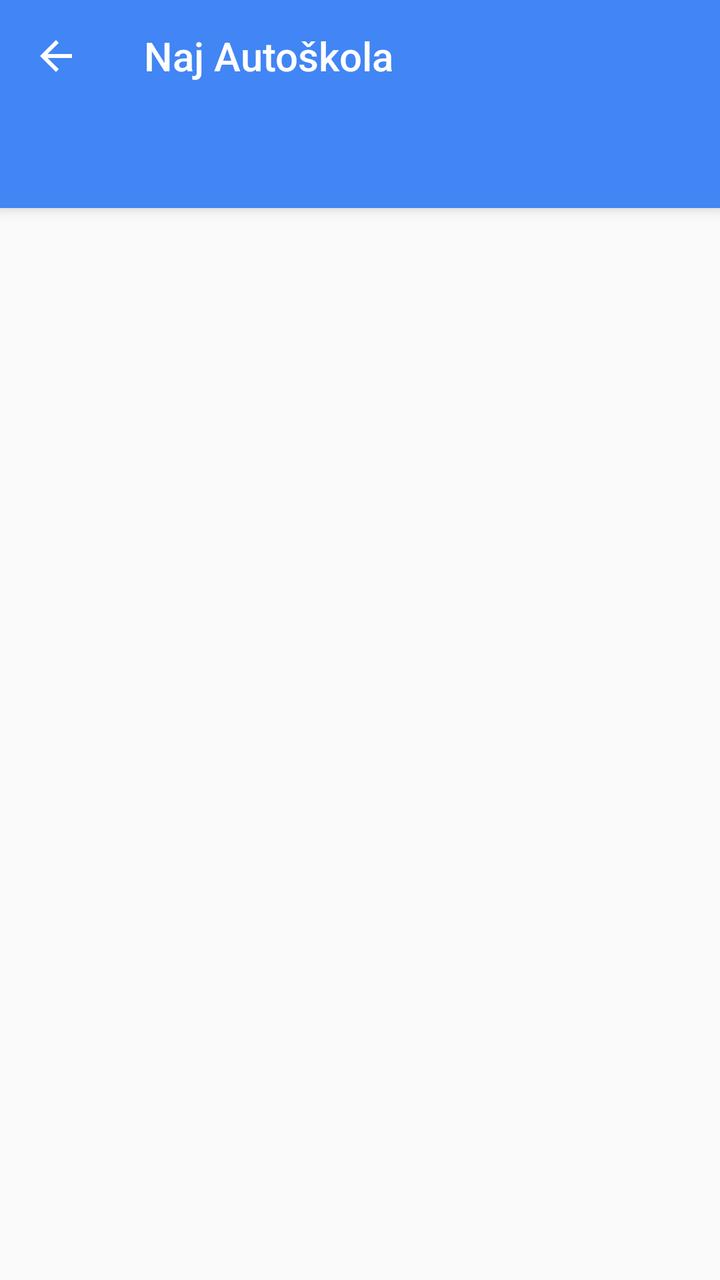
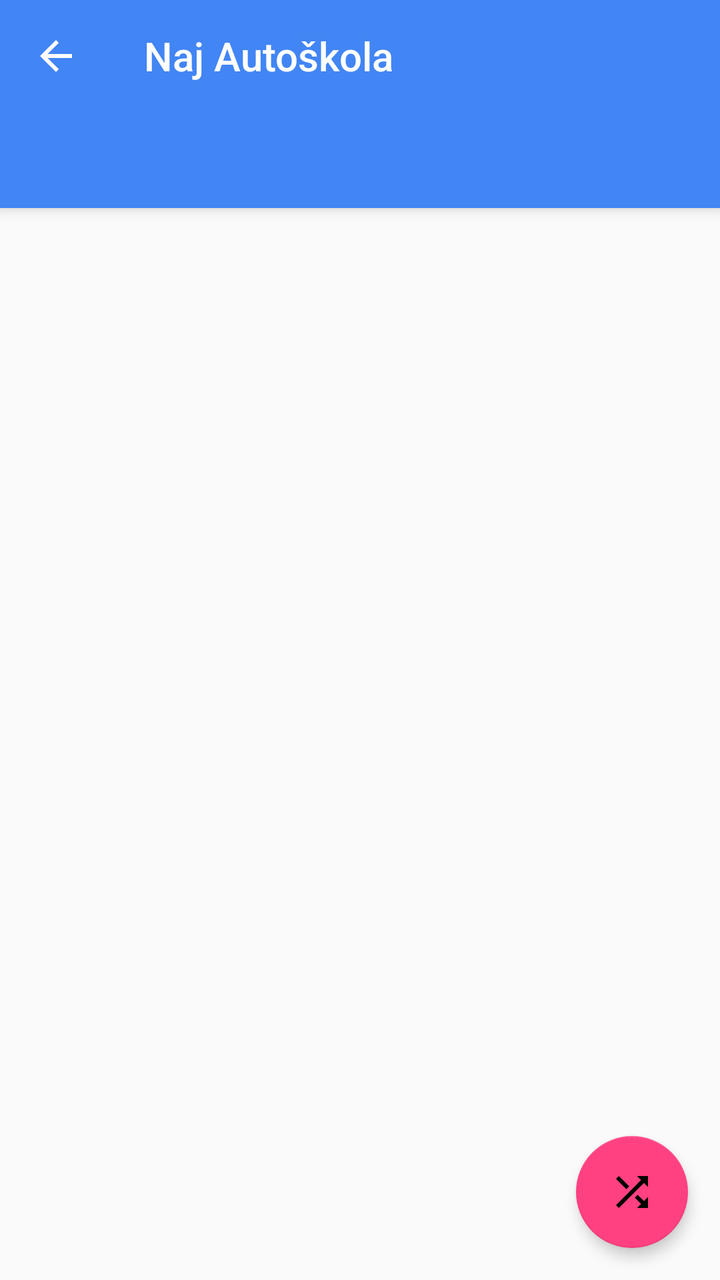

An Android layout rendered at two revisions. The XML below is the earlier revision; the diff shows what the commit changed to produce the second picture.
<!-- AndroidManifest.xml: application theme MyTheme.Light -->
<!-- res/layout/app_bar_main.xml -->
<?xml version="1.0" encoding="utf-8"?>
<android.support.design.widget.CoordinatorLayout
    xmlns:android="http://schemas.android.com/apk/res/android"
    xmlns:app="http://schemas.android.com/apk/res-auto"
    xmlns:tools="http://schemas.android.com/tools"
    android:layout_width="match_parent"
    android:layout_height="match_parent"
    android:fitsSystemWindows="true"
    tools:context=".MainActivity">

    <android.support.design.widget.AppBarLayout
        android:layout_width="match_parent"
        android:layout_height="wrap_content"
        android:elevation="6dp"
        android:theme="@style/MyTheme.AppBarOverlay">

        <android.support.v7.widget.Toolbar
            android:id="@+id/toolbar"
            android:layout_width="match_parent"
            android:layout_height="?attr/actionBarSize"
            android:background="?attr/colorPrimary"
            app:layout_scrollFlags="scroll|enterAlways"
            app:navigationContentDescription="@string/abc_action_bar_up_description"
            app:navigationIcon="?attr/homeAsUpIndicator"
            app:title="@string/app_name"
            app:popupTheme="@style/MyTheme.PopupOverlay"/>

        <android.support.design.widget.TabLayout
            android:id="@+id/tab_layout"
            android:layout_width="match_parent"
            android:layout_height="wrap_content"
            android:layout_below="@id/toolbar"
            android:background="?attr/colorPrimary"
            android:minHeight="?attr/actionBarSize"
            android:theme="@style/ThemeOverlay.AppCompat.Dark.ActionBar"
            app:tabIndicatorColor="?attr/colorTabIndicator"/>

    </android.support.design.widget.AppBarLayout>

    <android.support.v4.view.ViewPager
        android:id="@+id/pager"
        android:layout_width="match_parent"
        android:layout_height="wrap_content"
        android:layout_below="@id/tab_layout"
        app:layout_behavior="@string/appbar_scrolling_view_behavior"/>

</android.support.design.widget.CoordinatorLayout>
<!-- resources referenced by this layout -->
<resources>
  <string name="app_name">Naj Autoškola</string>
  <style name="MyTheme.AppBarOverlay" parent="ThemeOverlay.AppCompat.Dark.ActionBar" />
  <style name="MyTheme.PopupOverlay" parent="ThemeOverlay.AppCompat.Light" />
  <style name="MyTheme.Light" parent="@style/Theme.AppCompat.Light.NoActionBar">
          
          
          <item name="colorPrimary">@color/colorPrimary</item>
          <item name="colorPrimaryDark">@color/colorPrimaryDark</item>
          <item name="colorSecondary">@color/colorSecondary</item>
          <item name="colorSecondaryDark">@color/colorSecondaryDark</item>
          <item name="colorTextTitle">@color/colorTextTitle</item>
          
          <item name="colorFlatButtons">@color/colorFlatButtons</item>
          <item name="colorTabIndicator">@color/colorTabIndicator</item>
          <item name="colorCardBackground">@color/colorCardBackground</item>
          <item name="colorNavigationDrawerBackground">@color/colorNavigationDrawerBackground</item>
      </style>
  <color name="colorPrimary" type="color">#4285F4</color>
  <color name="colorPrimaryDark" type="color">#3367D6</color>
  <color name="colorSecondary" type="color">@color/deep_teal_300</color>
  <color name="colorSecondaryDark" type="color">@color/deep_teal_500</color>
  <color name="colorTextTitle" type="color">#FFEE58</color>
  <color name="colorFlatButtons" type="color">@color/pink_A200</color>
  <color name="colorTabIndicator" type="color">#FFF</color>
  <color name="colorCardBackground" type="color">#FFF</color>
  <color name="colorNavigationDrawerBackground" type="color">#FAFAFA</color>
  <color name="deep_teal_300" type="color">#4DB6AC</color>
  <color name="deep_teal_500" type="color">#009688</color>
  <color name="pink_A200" type="color">#FF4081</color>
</resources>

<!-- the commit's change to res/layout/app_bar_main.xml (unified diff, before → after) -->
@@ -44,4 +44,14 @@
         android:layout_below="@id/tab_layout"
         app:layout_behavior="@string/appbar_scrolling_view_behavior"/>
 
+    <android.support.design.widget.FloatingActionButton
+        android:id="@+id/floating_action_button"
+        android:layout_width="wrap_content"
+        android:layout_height="wrap_content"
+        android:layout_gravity="bottom|end"
+        android:layout_margin="@dimen/fab_margin"
+        android:src="@drawable/ic_shuffle_black_24dp"
+        app:backgroundTint="?attr/colorFlatButtons"
+        app:elevation="4dp"/>
+
 </android.support.design.widget.CoordinatorLayout>
<!-- resource entries referenced after the edit -->
@@ -1,5 +1,7 @@
 <!-- resources referenced by this layout -->
 <resources>
+  <dimen name="fab_margin">16dp</dimen>
+  <!-- drawable ic_shuffle_black_24dp: png bitmap (drawable-hdpi, 281 bytes) -->
   <string name="app_name">Naj Autoškola</string>
   <style name="MyTheme.AppBarOverlay" parent="ThemeOverlay.AppCompat.Dark.ActionBar" />
   <style name="MyTheme.PopupOverlay" parent="ThemeOverlay.AppCompat.Light" />
